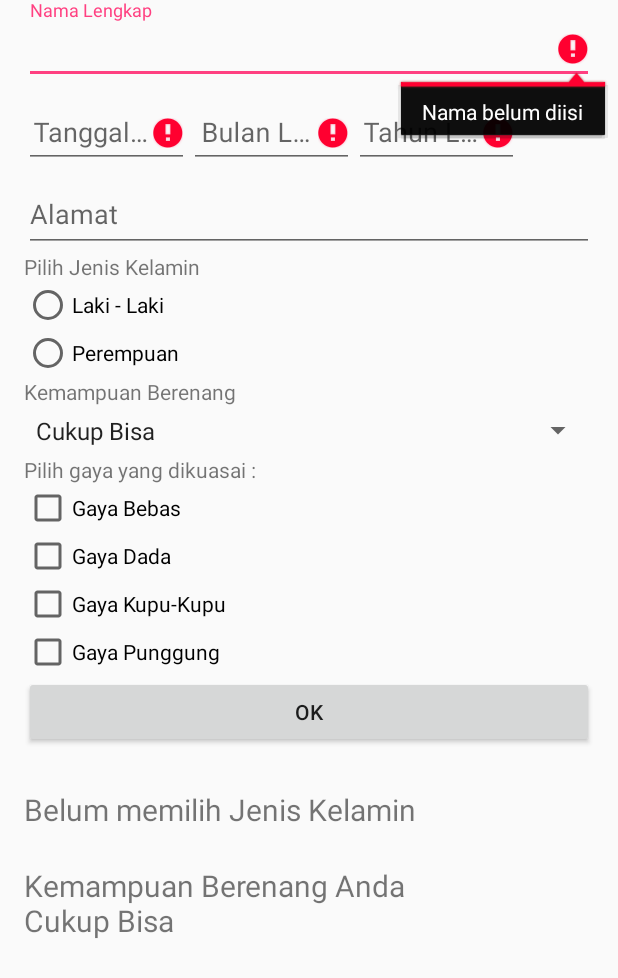
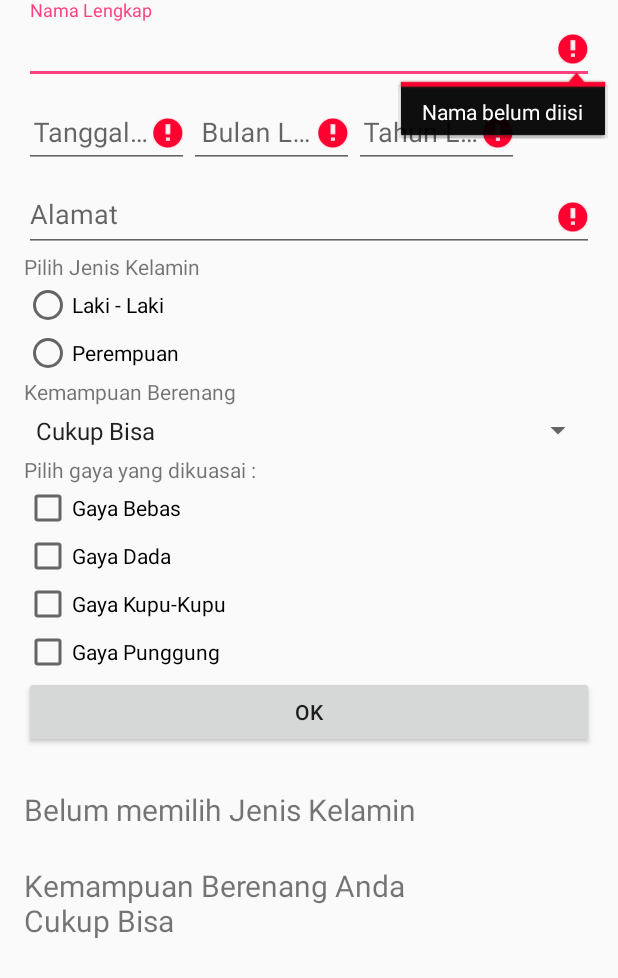
Before and after one commit to MuhammadMuhsin/PendaftaranClubRenang, an Android app: the screen it shows after launch (MainActivity), after a tap on "OK", on a phone screen of 412 x 824 dp, the part 258-1236 px from its top. Run offline under Robolectric (Android 15) with nearby library versions, the phone set to English and light mode, and no system bars.

Commit message:
Penyempurnaan program.

```diff
--- a/app/src/main/java/id/sch/smktelkom_mlg/tugas01/xiirpl4022/pendaftaranclubrenang/MainActivity.java
+++ b/app/src/main/java/id/sch/smktelkom_mlg/tugas01/xiirpl4022/pendaftaranclubrenang/MainActivity.java
@@ -162,6 +162,17 @@ public class MainActivity extends AppCompatActivity {
         } else {
             etBulan.setError(null);
         }
+
+        if (nama.isEmpty()) {
+            etAlamat.setError("Alamat belum diisi");
+            valid = false;
+        } else if (nama.length() < 3) {
+            etAlamat.setError("Alamat minimal 3 karakter");
+            valid = false;
+        } else {
+            etAlamat.setError(null);
+        }
+
         return valid;
     }
 
--- a/app/src/main/res/layout/activity_main.xml
+++ b/app/src/main/res/layout/activity_main.xml
@@ -10,17 +10,17 @@
     xmlns:tools="http://schemas.android.com/tools"
     android:layout_width="match_parent"
     android:layout_height="match_parent"
+    android:orientation="vertical"
     android:paddingBottom="@dimen/activity_vertical_margin"
     android:paddingLeft="@dimen/activity_horizontal_margin"
     android:paddingRight="@dimen/activity_horizontal_margin"
     android:paddingTop="@dimen/activity_vertical_margin"
-    tools:context="id.sch.smktelkom_mlg.tugas01.xiirpl4022.pendaftaranclubrenang.MainActivity"
-    android:orientation="vertical">
+    tools:context="id.sch.smktelkom_mlg.tugas01.xiirpl4022.pendaftaranclubrenang.MainActivity">
 
     <ImageView
+        android:id="@+id/imageView"
         android:layout_width="match_parent"
         android:layout_height="100dp"
-        android:id="@+id/imageView"
         android:src="@drawable/logo" />
 
 
@@ -29,10 +29,10 @@
         android:layout_height="wrap_content">
 
     <EditText
-        android:hint="Nama Lengkap"
+        android:id="@+id/nama"
         android:layout_width="match_parent"
         android:layout_height="wrap_content"
-        android:id="@+id/nama" />
+        android:hint="Nama Lengkap" />
     </android.support.design.widget.TextInputLayout>
 
     <LinearLayout
@@ -43,36 +43,36 @@
             android:layout_width="wrap_content"
             android:layout_height="wrap_content">
         <EditText
-            android:hint="Tanggal Lahir"
+            android:id="@+id/tgl"
             android:layout_width="110dp"
             android:layout_height="wrap_content"
-            android:inputType="number"
-            android:id="@+id/tgl"
-            android:gravity="center"/>
+            android:gravity="center"
+            android:hint="Tanggal Lahir"
+            android:inputType="number" />
         </android.support.design.widget.TextInputLayout>
 
         <android.support.design.widget.TextInputLayout
             android:layout_width="wrap_content"
             android:layout_height="wrap_content">
         <EditText
-            android:hint="Bulan Lahir"
+            android:id="@+id/bulan"
             android:layout_width="110dp"
             android:layout_height="wrap_content"
-            android:inputType="number"
-            android:id="@+id/bulan"
-            android:gravity="center"/>
+            android:gravity="center"
+            android:hint="Bulan Lahir"
+            android:inputType="number" />
         </android.support.design.widget.TextInputLayout>
 
         <android.support.design.widget.TextInputLayout
             android:layout_width="wrap_content"
             android:layout_height="wrap_content">
         <EditText
-            android:hint="Tahun Lahir"
+            android:id="@+id/tahun"
             android:layout_width="110dp"
             android:layout_height="wrap_content"
-            android:inputType="number"
-            android:id="@+id/tahun"
-            android:gravity="center"/>
+            android:gravity="center"
+            android:hint="Tahun Lahir"
+            android:inputType="number" />
         </android.support.design.widget.TextInputLayout>
     </LinearLayout>
 
@@ -80,12 +80,11 @@
         android:layout_width="match_parent"
         android:layout_height="wrap_content">
         <EditText
-            android:hint="Alamat"
+            android:id="@+id/alamat"
             android:layout_width="match_parent"
             android:layout_height="wrap_content"
-            android:inputType="number"
-            android:id="@+id/alamat"
-            android:gravity="left"/>
+            android:gravity="left"
+            android:hint="Alamat" />
     </android.support.design.widget.TextInputLayout>
 
     <TextView
@@ -98,16 +97,16 @@
         android:layout_height="wrap_content">
 
         <RadioButton
+            android:id="@+id/radioL"
             android:layout_width="wrap_content"
             android:layout_height="wrap_content"
-            android:text="Laki - Laki"
-            android:id="@+id/radioL" />
+            android:text="Laki - Laki" />
 
         <RadioButton
+            android:id="@+id/radioP"
             android:layout_width="wrap_content"
             android:layout_height="wrap_content"
-            android:text="Perempuan"
-            android:id="@+id/radioP" />
+            android:text="Perempuan" />
     </RadioGroup>
 
     <TextView
@@ -116,13 +115,13 @@
         android:text="Kemampuan Berenang" />
 
     <Spinner
+        android:id="@+id/spinner"
         android:layout_width="match_parent"
         android:layout_height="wrap_content"
-        android:id="@+id/spinner"
+        android:layout_weight="5"
         android:entries="@array/jenis"
-        android:paddingTop="5dp"
         android:paddingBottom="5dp"
-        android:layout_weight="5" />
+        android:paddingTop="5dp" />
 
     <TextView
         android:layout_width="match_parent"
@@ -130,56 +129,56 @@
         android:text="Pilih gaya yang dikuasai : "/>
 
     <CheckBox
+        android:id="@+id/cbGB"
         android:layout_width="wrap_content"
         android:layout_height="wrap_content"
-        android:text="Gaya Bebas"
-        android:id="@+id/cbGB" />
+        android:text="Gaya Bebas" />
 
     <CheckBox
+        android:id="@+id/cbGD"
         android:layout_width="wrap_content"
         android:layout_height="wrap_content"
-        android:text="Gaya Dada"
-        android:id="@+id/cbGD" />
+        android:text="Gaya Dada" />
 
     <CheckBox
+        android:id="@+id/cbGK"
         android:layout_width="wrap_content"
         android:layout_height="wrap_content"
-        android:text="Gaya Kupu-Kupu"
-        android:id="@+id/cbGK" />
+        android:text="Gaya Kupu-Kupu" />
 
     <CheckBox
+        android:id="@+id/cbGP"
         android:layout_width="wrap_content"
         android:layout_height="wrap_content"
-        android:text="Gaya Punggung"
-        android:id="@+id/cbGP" />
+        android:text="Gaya Punggung" />
 
     <Button
+        android:id="@+id/buttonOK"
     android:layout_width="match_parent"
-    android:layout_height="wrap_content"
-        android:text="OK"
-    android:id="@+id/buttonOK"/>
+        android:layout_height="wrap_content"
+        android:text="OK" />
     <TextView
-        android:textSize="20dp"
+        android:id="@+id/hasil"
         android:layout_width="match_parent"
         android:layout_height="wrap_content"
-        android:id="@+id/hasil"/>
+        android:textSize="20dp" />
 
     <TextView
-        android:textSize="20dp"
+        android:id="@+id/hasil1"
         android:layout_width="match_parent"
         android:layout_height="wrap_content"
-        android:id="@+id/hasil1" />
+        android:textSize="20dp" />
 
     <TextView
-        android:textSize="20dp"
+        android:id="@+id/hasil2"
         android:layout_width="match_parent"
         android:layout_height="wrap_content"
-        android:id="@+id/hasil2" />
+        android:textSize="20dp" />
 
     <TextView
-        android:textSize="20dp"
+        android:id="@+id/hasil3"
         android:layout_width="match_parent"
         android:layout_height="wrap_content"
-        android:id="@+id/hasil3" />
+        android:textSize="20dp" />
 </LinearLayout>
 </ScrollView>
```
